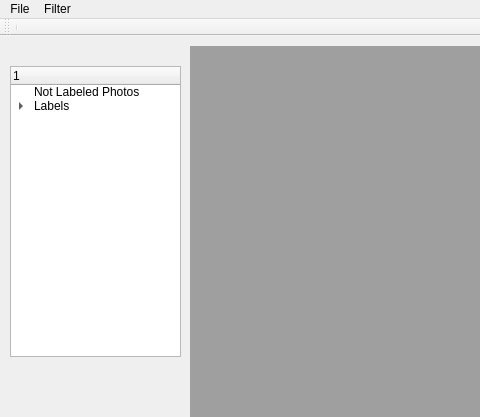
utkucan/imagetrackingsystem, file ITS_QT/ITS/its.ui: the form before one commit; both pictures show x 0 to 480 and y 0 to 417 of the 858 by 511 pixel window.
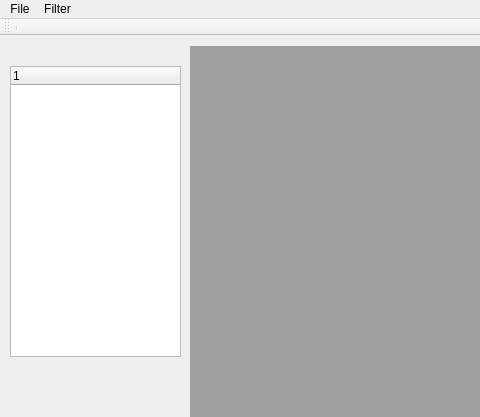
The form after the commit.

The edit to the form file:
```diff
--- a/ITS_QT/ITS/its.ui
+++ b/ITS_QT/ITS/its.ui
@@ -39,36 +39,6 @@
       <height>291</height>
      </rect>
     </property>
-    <column>
-     <property name="text">
-      <string/>
-     </property>
-    </column>
-    <item>
-     <property name="text">
-      <string>Not Labeled Photos</string>
-     </property>
-    </item>
-    <item>
-     <property name="text">
-      <string>Labels</string>
-     </property>
-     <item>
-      <property name="text">
-       <string>sercan</string>
-      </property>
-     </item>
-     <item>
-      <property name="text">
-       <string>burak</string>
-      </property>
-     </item>
-     <item>
-      <property name="text">
-       <string>New Item</string>
-      </property>
-     </item>
-    </item>
    </widget>
   </widget>
   <widget class="QMenuBar" name="menuBar">
```
